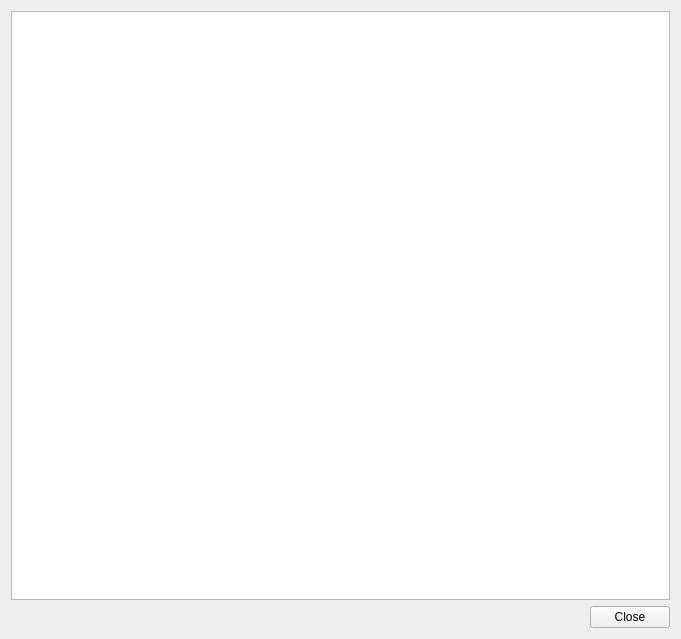
This is ui/about_dialog.ui in SMByC/PCA4CD as Qt 5 draws it before an edit. The edited form follows.
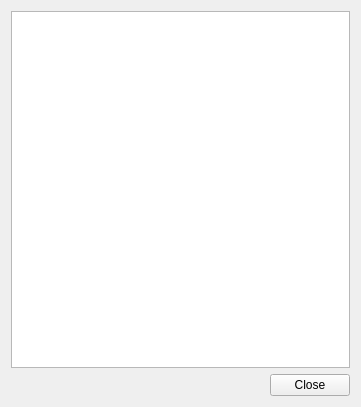
This is the edited form.

Commit message: UI sizes adjusted

The edit to the form file:
```diff
--- a/ui/about_dialog.ui
+++ b/ui/about_dialog.ui
@@ -6,8 +6,8 @@
    <rect>
     <x>0</x>
     <y>0</y>
-    <width>681</width>
-    <height>639</height>
+    <width>361</width>
+    <height>407</height>
    </rect>
   </property>
   <property name="windowTitle">
```
The commit also changes 5 other files.
